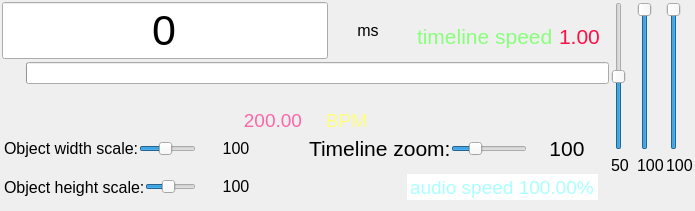
Above: src/ui/controllers/timecontroller.ui from xiangCaO233/MusicMapMaker before the change. Below: the same form after it.
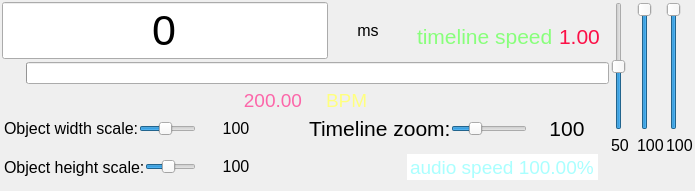
That is the form after the change. Icons and pictures are not drawn.

Commit message: 移除无用控件

```diff
--- a/src/ui/controllers/timecontroller.ui
+++ b/src/ui/controllers/timecontroller.ui
@@ -377,19 +377,6 @@
          <property name="bottomMargin">
           <number>0</number>
          </property>
-         <item>
-          <spacer name="horizontalSpacer_2">
-           <property name="orientation">
-            <enum>Qt::Orientation::Horizontal</enum>
-           </property>
-           <property name="sizeHint" stdset="0">
-            <size>
-             <width>40</width>
-             <height>20</height>
-            </size>
-           </property>
-          </spacer>
-         </item>
         </layout>
        </widget>
       </item>
```
